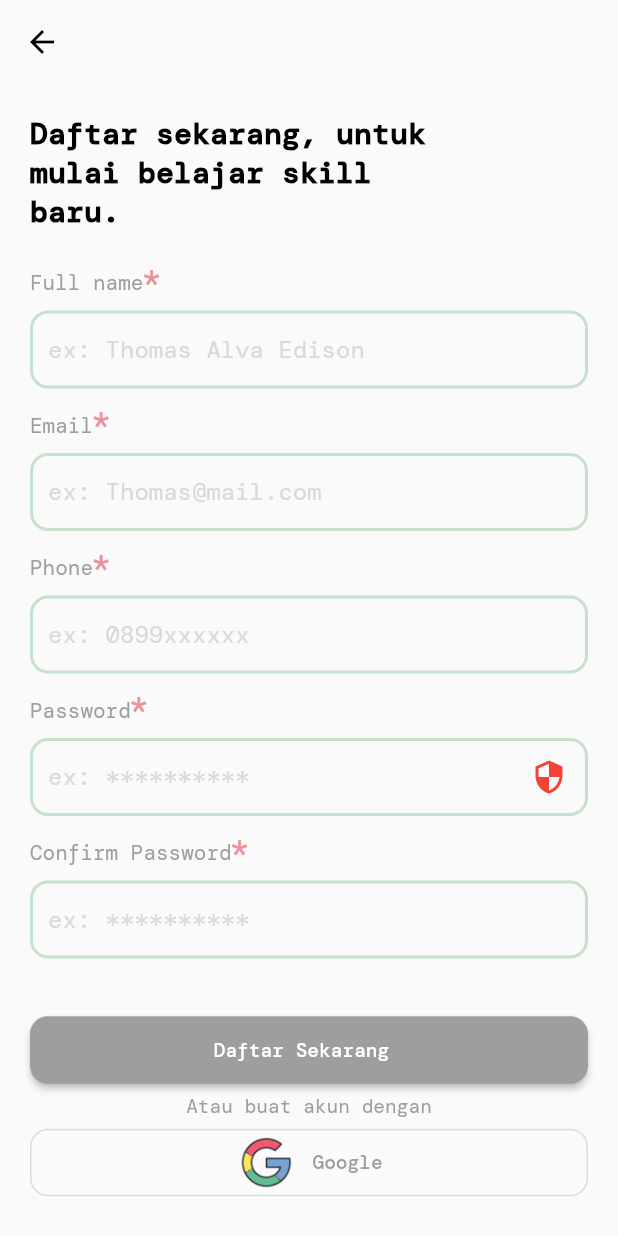
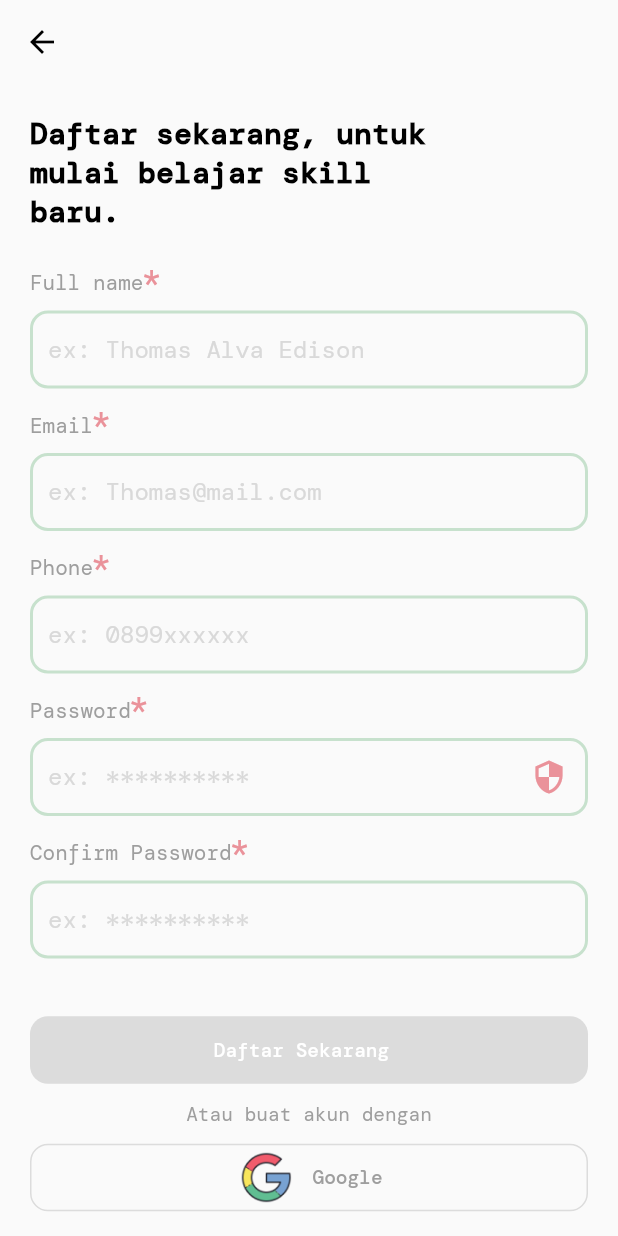
Before and after one commit to dewaprabawa/vooms, a Flutter app: the screen it shows after launch, after a tap on "Belum mempunyai akun?", on a phone screen of 412 x 824 dp. Run offline on Flutter 3.47's test engine with Material 2 defaults, Android fonts, the phone set to English and light mode, and no system bars; our stand-ins replace bloc, cloud_firestore, dartz, equatable, firebase_auth, firebase_core and 11 more; accounts and stored records are empty; Roboto replaces fonts that are missing (TextStyle); project files that could hold a hidden picture were left out.

Commit message:
fixing form

```diff
--- a/lib/app.dart
+++ b/lib/app.dart
@@ -8,7 +8,7 @@ import 'package:hive_flutter/adapters.dart';
 import 'package:vooms/authentication/pages/blocs/app_state_cubit/app_state_cubit.dart';
 import 'package:vooms/authentication/pages/blocs/signin_cubit/sign_in_cubit.dart';
 import 'package:vooms/authentication/pages/blocs/signup_cubit/sign_up_cubit.dart';
-import 'package:vooms/authentication/pages/sign_in_page/sign_in_page.dart';
+import 'package:vooms/authentication/pages/sign_in_page.dart';
 import 'package:vooms/authentication/repository/auth_repository.dart';
 import 'package:vooms/authentication/repository/auth_service_impl.dart';
 import 'package:vooms/authentication/repository/image_service_impl.dart';
--- a/lib/authentication/pages/blocs/signup_cubit/sign_up_cubit.dart
+++ b/lib/authentication/pages/blocs/signup_cubit/sign_up_cubit.dart
@@ -12,9 +12,20 @@ import 'package:vooms/authentication/repository/failure.dart';
 part 'sign_up_state.dart';
 
 class SignUpCubit extends Cubit<SignUpState> {
-  SignUpCubit(this.authRepository) : super(const SignUpState());
+  SignUpCubit(this._authRepository) : super(const SignUpState());
 
-  final AuthRepository authRepository;
+  final AuthRepository _authRepository;
+
+  bool get isStillPure => (state.email.pure &&
+      state.password.pure &&
+      state.fullName.pure &&
+      state.phoneNumber.pure);
+
+  bool get isAnyOfFieldInValid =>
+      state.fullName.invalid ||
+      state.email.invalid ||
+      state.password.invalid ||
+      state.phoneNumber.invalid;
 
   void onSecureOnChanged() {
     emit(state.copyWith(isSecurity: !state.isSecurity));
@@ -98,11 +109,11 @@ class SignUpCubit extends Cubit<SignUpState> {
 
   Future<void> loginWithGoogle() async {
     emit(state.copyWith(status: FormzStatus.submissionInProgress));
-      final data = await authRepository.googleSignIn();
+    final data = await _authRepository.googleSignIn();
     data.fold((error) {
-        String errorMessage = (error as AuthenticationError).errorMessage;
       emit(state.copyWith(
-            errorMessage: errorMessage, status: FormzStatus.submissionFailure));
+          errorMessage: error.errorMessage,
+          status: FormzStatus.submissionFailure));
     }, (_) {
       emit(state.copyWith(status: FormzStatus.submissionSuccess));
     });
@@ -111,17 +122,23 @@ class SignUpCubit extends Cubit<SignUpState> {
   Future<void> signUp() async {
     if (state.status.isInvalid) return;
     emit(state.copyWith(status: FormzStatus.submissionInProgress));
-      final data = await authRepository.signUpUser(
+    final data = await _authRepository.signUpUser(
         fullname: state.fullName.value,
         phone: state.phoneNumber.value,
         email: state.email.value,
         password: state.password.value);
     data.fold((error) {
-        String errorMessage = (error as AuthenticationError).errorMessage;
       emit(state.copyWith(
-            errorMessage: errorMessage, status: FormzStatus.submissionFailure));
+          errorMessage: error.errorMessage,
+          status: FormzStatus.submissionFailure));
     }, (_) {
-        emit(state.copyWith(status: FormzStatus.submissionSuccess));
+      emit(state.copyWith(
+          status: FormzStatus.submissionSuccess,
+          fullName: FullName.pure(),
+          email: Email.pure(),
+          password: Password.pure(),
+          confirmPassword: ConfirmPassword.pure(),
+          phoneNumber: PhoneNumber.pure()));
     });
   }
 }
--- a/lib/authentication/pages/sign_in_page/sign_in_page.dart
+++ b/lib/authentication/pages/sign_in_page.dart
@@ -7,9 +7,9 @@ import 'package:vooms/authentication/auth_helpers/wording_auth_constants.dart';
 import 'package:vooms/authentication/pages/blocs/signin_cubit/sign_in_cubit.dart';
 import 'package:vooms/authentication/pages/blocs/signup_cubit/sign_up_cubit.dart';
 import 'package:vooms/authentication/pages/components/on_will_bloc_pop.dart';
-import 'package:vooms/authentication/pages/sign_up_page/sign_up_page.dart';
+import 'package:vooms/authentication/pages/reset_password_page.dart';
+import 'package:vooms/authentication/pages/sign_up_page.dart';
 import 'package:vooms/authentication/repository/auth_repository.dart';
-import 'package:vooms/bottom_nav_bar/main_bottom_nav.dart';
 import 'package:vooms/shareds/components/app_dialog.dart';
 import 'package:vooms/shareds/components/m_filled_button.dart';
 import 'package:vooms/shareds/components/m_outline_button.dart';
@@ -32,21 +32,25 @@ class _SignInPageState extends State<SignInPage> {
   void initState() {
     _emailController = TextEditingController();
     _passwordController = TextEditingController();
+    _startRememberMe();
+    super.initState();
+  }
+
+  void _startRememberMe() {
     Future.microtask(() async {
       final cacheCredential =
           await context.read<AuthRepository>().getUserCredentials();
-          print("==iSREMEBER ${cacheCredential["rememberMe"]}");
+      debugPrint("==iSREMEBER ${cacheCredential["rememberMe"]}");
       if (cacheCredential.isNotEmpty && cacheCredential["rememberMe"]) {
         _emailController.text = cacheCredential["email"];
         _passwordController.text = cacheCredential["password"];
         context.read<SignInCubit>().emailChanged(_emailController.text);
         context.read<SignInCubit>().passwordChanged(_passwordController.text);
         context.read<SignInCubit>().isRememberMe(true);
-      }else{
+      } else {
         context.read<SignInCubit>().isRememberMe(false);
       }
     });
-    super.initState();
   }
 
   @override
@@ -115,7 +119,7 @@ class _SignInPageState extends State<SignInPage> {
                       },
                       icon: const Icon(
                         Icons.security,
-                        color: Colors.red,
+                        color: UIColorConstant.primaryRed,
                       )),
                   onChanged: (value) =>
                       context.read<SignInCubit>().passwordChanged(value),
@@ -124,17 +128,37 @@ class _SignInPageState extends State<SignInPage> {
                       : null,
                   isLabelRequired: true,
                 ),
-                Row(
+                Padding(
+                  padding: const EdgeInsets.only(left: 10, right: 20),
+                  child: Row(
                     children: [
-                   const SizedBox(width: 5,),
-                    Checkbox(value: state.isRememberMe,
-                    onChanged: (value){
+                      Checkbox(
+                          activeColor: UIColorConstant.primaryBlue,
+                          value: state.isRememberMe,
+                          onChanged: (value) {
                             context.read<SignInCubit>().isRememberMe(value!);
                           }),
                       Text("Ingat saya?",
                           style: GoogleFonts.dmMono(
-                              color: Colors.black, fontSize: 13, fontWeight: FontWeight.bold)),
+                              color: Colors.black,
+                              fontSize: 13,
+                              fontWeight: FontWeight.w500)),
+                      const Spacer(),
+                      GestureDetector(
+                        onTapUp: (detail){
+                          var route = CupertinoPageRoute(builder: (context) => const ResetPasswordPage());
+                          Navigator.push(context, route);
+                        },
+                        child: Text("Lupa password",
+                            style: GoogleFonts.dmMono(
+                              color: Colors.black,
+                              fontSize: 13,
+                              fontWeight: FontWeight.w300,
+                              decoration: TextDecoration.underline,
+                            )),
+                      ),
                     ],
+                  ),
                 ),
                 const SizedBox(height: 32.0),
                 MfilledButton(
@@ -152,7 +176,7 @@ class _SignInPageState extends State<SignInPage> {
                       : () async {
                           await context.read<SignInCubit>().signInUser();
                         },
-                  text: 'Daftar Sekarang',
+                  text: 'Masuk Sekarang',
                 ),
                 const SizedBox(height: 15.0),
                 Center(
@@ -187,7 +211,7 @@ class _SignInPageState extends State<SignInPage> {
                         width: 10,
                       ),
                       Text(
-                        "Buat!",
+                        "Buat sekarang!",
                         style: GoogleFonts.dmMono(
                             color: UIColorConstant.primaryGreen,
                             fontSize: 13,
--- a/lib/authentication/pages/sign_up_page/sign_up_page.dart
+++ b/lib/authentication/pages/sign_up_page.dart
@@ -49,8 +49,7 @@ class _SignUpPageState extends State<SignUpPage> {
         backgroundColor: Color(0xffFAFAFA),
         elevation: 0,
       ),
-      body: BlocConsumer<SignUpCubit, SignUpState>(
-        listener: (context, state) {
+      body: BlocConsumer<SignUpCubit, SignUpState>(listener: (context, state) {
         if (state.status.isSubmissionFailure) {
           var snackbar = SnackBar(content: Text(state.errorMessage ?? ""));
           ScaffoldMessenger.of(context).showSnackBar(snackbar);
@@ -128,7 +127,7 @@ class _SignUpPageState extends State<SignUpPage> {
                 borderWidth: 2,
                 onChanged: (value) =>
                     context.read<SignUpCubit>().passwordChanged(value),
-                errorText: state.fullName.pure
+                errorText: state.password.pure
                     ? null
                     : state.password.validator(state.password.value),
                 isLabelRequired: true,
@@ -138,7 +137,7 @@ class _SignUpPageState extends State<SignUpPage> {
                     },
                     icon: const Icon(
                       Icons.security,
-                      color: Colors.red,
+                      color: UIColorConstant.primaryRed,
                     )),
               ),
               const SizedBox(height: 5.0),
@@ -165,18 +164,25 @@ class _SignUpPageState extends State<SignUpPage> {
                     ? UIColorConstant.nativeGrey
                     : UIColorConstant.primaryBlue,
                 margin: const EdgeInsets.symmetric(horizontal: 20),
-                onPressed: () async {
-                  await context.read<SignUpCubit>().signUp();
-                },
+                onPressed: context.read<SignUpCubit>().isStillPure ||
+                        context.read<SignUpCubit>().isAnyOfFieldInValid ||
+                        state.status.isSubmissionInProgress
+                    ? null
+                    : () async {
+                        await context.read<SignUpCubit>().signUp();
+                      },
                 text: 'Daftar Sekarang',
+                trailingChild: state.status.isSubmissionInProgress
+                    ? const CircularProgressIndicator.adaptive()
+                    : const SizedBox(),
               ),
-              const SizedBox(height: 5.0),
+              const SizedBox(height: 10.0),
               Center(
                 child: Text('Atau buat akun dengan',
                     style:
                         GoogleFonts.dmMono(color: Colors.grey, fontSize: 13)),
               ),
-              const SizedBox(height: 5.0),
+              const SizedBox(height: 10.0),
               MoutlineButoon(
                 width: double.infinity,
                 height: 45,
@@ -192,7 +198,7 @@ class _SignUpPageState extends State<SignUpPage> {
               ),
               TextButton(
                 onPressed: () {
-                  if(Navigator.canPop(context)){
+                  if (Navigator.canPop(context)) {
                     Navigator.pop(context);
                   }
                 },
--- a/lib/authentication/repository/auth_service.dart
+++ b/lib/authentication/repository/auth_service.dart
@@ -9,6 +9,7 @@ abstract class AuthService {
   Future<UserModel?> signUpUser(String email, String password);
   Future<UserModel?> signInWithGoogle();
   Future<UserModel?> signInWithFacebook();
+  Future<void> resetPassword(String email);
   Future<void> signOut();
   void dispose();
 
--- a/lib/profile/pages/cubit/profile_cubit.dart
+++ b/lib/profile/pages/cubit/profile_cubit.dart
@@ -60,6 +60,7 @@ class ProfileCubit extends Cubit<ProfileState> {
     emit(state.copyWith(
       userStateStatus: UserStateStatus.imageUploaded,
     ));
+
     // Update the state with the loaded user profile information, including the new user image
     getUserResult.map((entity) => emit(
           state.copyWith(
--- a/lib/shareds/general_helper/ui_color_constants.dart
+++ b/lib/shareds/general_helper/ui_color_constants.dart
@@ -26,6 +26,7 @@ class UIColorConstant {
   static MaterialColor materialPrimaryRed = MaterialColor(0xffEA929A, _color);
   static const Color primaryBlack = Color(0xff000000);
   static const Color accentGrey1 = Color(0xffD9D9D9);
+  static const Color accentGrey2 = Color(0xFfFAFAFA);
   static const Color nativeGrey = Colors.grey;
   static const Color nativeWhite = Colors.white;
   static const Color nativeBlack = Colors.black;
```
Also changed, not shown: lib/authentication/pages/blocs/signin_cubit/sign_in_cubit.dart (+13 -1 lines), lib/authentication/pages/reset_password_page.dart (added, +100 -0 lines), lib/authentication/repository/auth_repository.dart (+24 -1 lines), lib/authentication/repository/auth_service_impl.dart (+10 -2 lines), lib/authentication/repository/failure.dart (+51 -0 lines), lib/activity/repository/tutor_service_impl.dart (added). Lines whose indentation alone changed are shown as unchanged.
